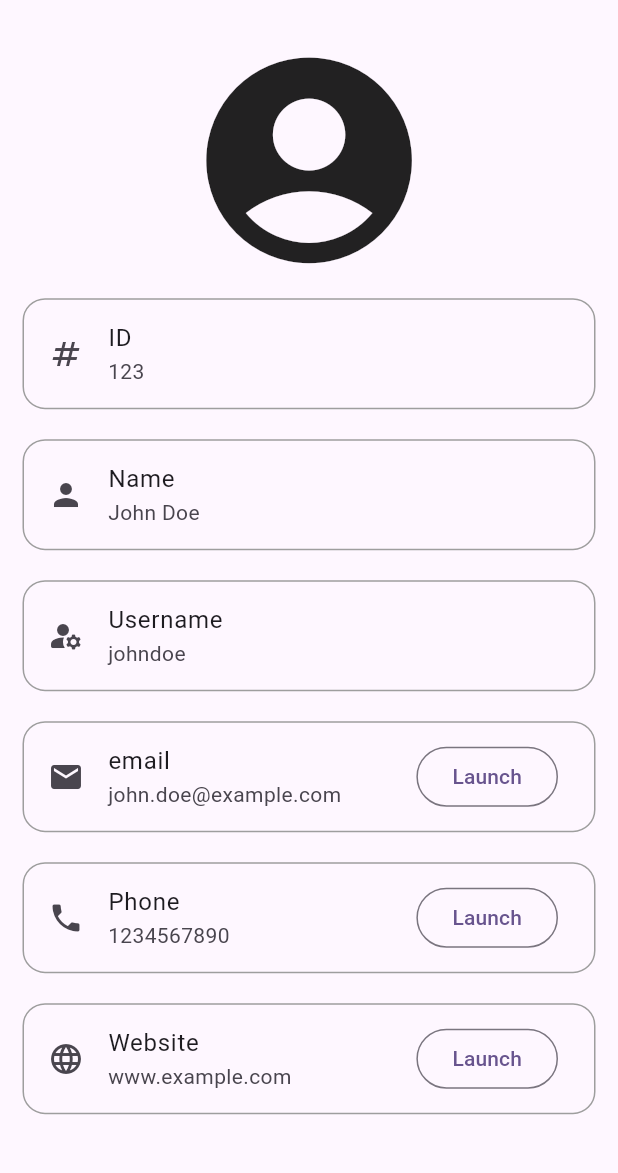
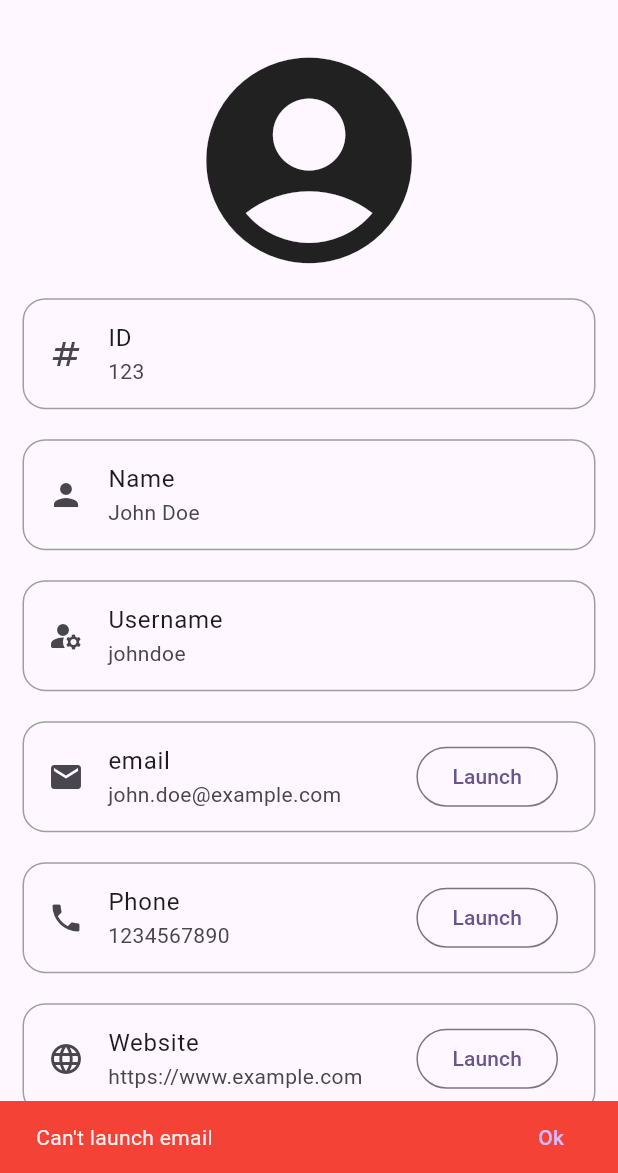
Before and after one commit to noura2tarek/User_Profile_Management, a Flutter app: the screen it shows after launch, after a tap on "email", on a phone screen of 412 x 824 dp, the part 63-1236 px from its top. Run offline on Flutter 3.47's test engine with Material 3 defaults, Android fonts, the light colour scheme and no system bars.

Commit message:
added urlLauncher methods for email, website and phone

```diff
--- /dev/null
+++ b/lib/controller/profile_methods.dart
@@ -0,0 +1,46 @@
+import 'package:flutter/material.dart';
+import 'package:url_launcher/url_launcher.dart';
+
+abstract class ProfileMethods {
+
+  static callUserPhone({required String phoneNumber, required BuildContext context})async {
+    final Uri url = Uri(scheme: 'tel',path: phoneNumber);
+    if(await canLaunchUrl(url)){
+    await launchUrl(url);
+    }else{
+      showSnackBar(context: context, text: "Can't open the phone application.");
+    }
+  }
+
+  static launchWebsite({required String websiteLink, required BuildContext context})async{
+    final Uri url = Uri.parse(websiteLink);
+    if(await canLaunchUrl(url)){
+    await launchUrl(url);
+    }else{
+      showSnackBar(context: context, text: "Can't open the website.");
+    }
+  }
+
+  static launchEmail({required String email, required BuildContext context})async{
+    final Uri url = Uri.parse('mailto:$email');
+    if(await canLaunchUrl(url)){
+      await launchUrl(url);
+    }else{
+      showSnackBar(context: context, text: "Can't launch email");
+    }
+  }
+
+  static showSnackBar({required BuildContext context, required String text}){
+    ScaffoldMessenger.of(context).showSnackBar(
+      SnackBar(
+        content: Text(text),
+        action: SnackBarAction(label: 'Ok', onPressed: (){
+          ScaffoldMessenger.of(context).hideCurrentSnackBar();
+        }),
+        backgroundColor: Colors.red,
+        duration: Duration(seconds: 2),
+      )
+    );
+  }
+
+}
--- a/lib/main.dart
+++ b/lib/main.dart
@@ -19,7 +19,7 @@ class MyApp extends StatelessWidget {
         colorScheme: ColorScheme.fromSeed(seedColor: Colors.deepPurple),
         useMaterial3: true,
       ),
-      home: ProfileScreen(user: User(id: 123, name: 'John Doe', username: 'johndoe', email: 'john.doe@example.com', phone: '1234567890', website: 'www.example.com', address: Address(street: 'street', suite: 'suite', city: 'city', zipcode: 'zipcode', geo: Geo(lat: '2', lng: '3')), company: Company(name: 'name', catchPhrase: 'catchPhrase', bs: 'bs')),),
+      home: ProfileScreen(user: User(id: 123, name: 'John Doe', username: 'johndoe', email: 'john.doe@example.com', phone: '1234567890', website: 'https://www.example.com', address: Address(street: 'street', suite: 'suite', city: 'city', zipcode: 'zipcode', geo: Geo(lat: '2', lng: '3')), company: Company(name: 'name', catchPhrase: 'catchPhrase', bs: 'bs')),),
     );
   }
 }
```
Also changed, not shown: lib/view/screens/profile/profile_screen.dart (+5 -9 lines).
